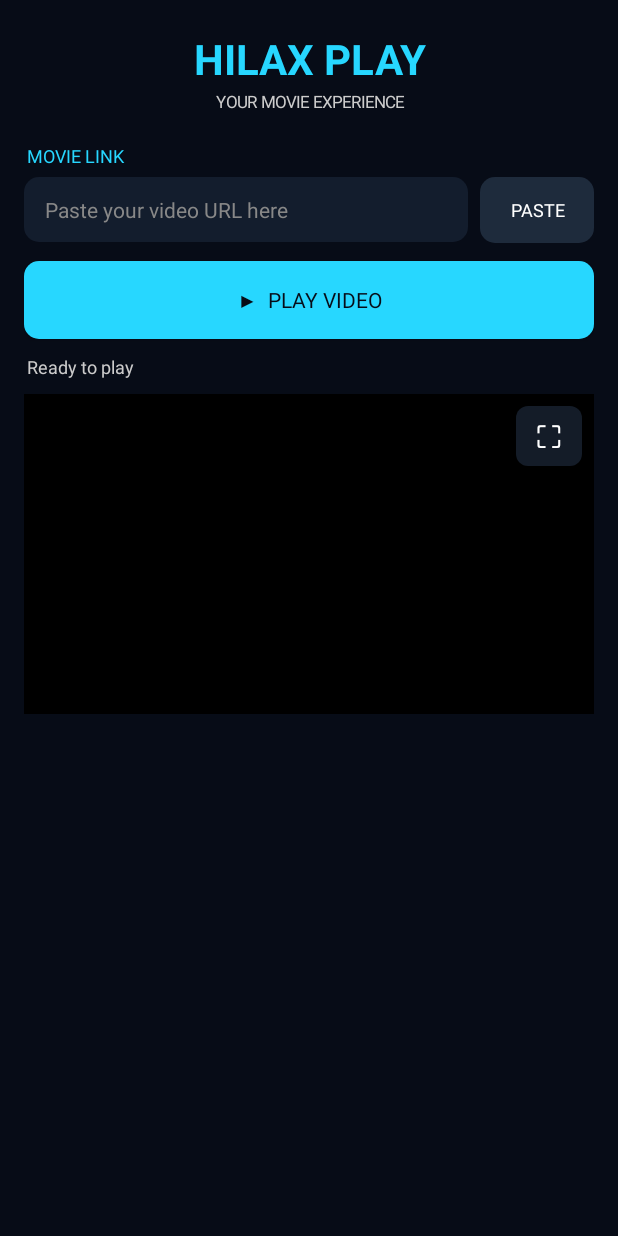
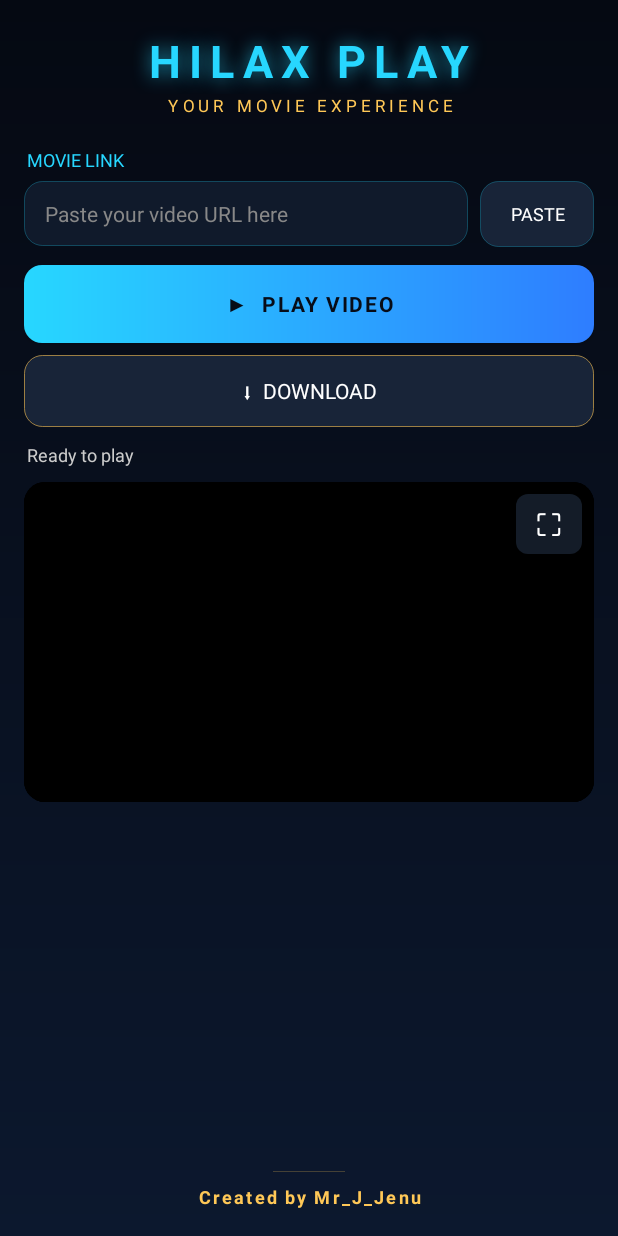
Before and after one commit to hilaxjenu-ai/movie, an Android app: the screen it shows after launch (MainActivity), on a phone screen of 412 x 824 dp. Run offline under Robolectric (Android 15) with nearby library versions, the phone set to English and light mode, and no system bars.

Commit message:
Enhance UI and implement video download feature
Updated UI elements and added download functionality.

```diff
--- a/HILAX_PLAY/app/src/main/java/com/hilax/play/MainActivity.kt
+++ b/HILAX_PLAY/app/src/main/java/com/hilax/play/MainActivity.kt
@@ -1,5 +1,6 @@
 package com.hilax.play
 
+import android.app.DownloadManager
 import android.content.ClipboardManager
 import android.content.Context
 import android.content.Intent
@@ -9,6 +10,7 @@ import android.graphics.Typeface
 import android.graphics.drawable.GradientDrawable
 import android.net.Uri
 import android.os.Bundle
+import android.os.Environment
 import android.text.InputType
 import android.util.Patterns
 import android.view.Gravity
@@ -16,6 +18,7 @@ import android.view.View
 import android.view.WindowManager
 import android.view.inputmethod.EditorInfo
 import android.view.inputmethod.InputMethodManager
+import android.webkit.URLUtil
 import android.widget.Button
 import android.widget.EditText
 import android.widget.FrameLayout
@@ -42,6 +45,7 @@ class MainActivity : ComponentActivity() {
     private lateinit var status: TextView
     private lateinit var urlInput: EditText
     private lateinit var fullscreenButton: Button
+    private lateinit var footer: LinearLayout
 
     private var isFullscreen = false
 
@@ -56,6 +60,7 @@ class MainActivity : ComponentActivity() {
     private val panel = Color.rgb(19, 29, 45)
     private val cyan = Color.rgb(39, 215, 255)
     private val white = Color.WHITE
+    private val gold = Color.rgb(255, 200, 87)
 
     private fun dp(v: Int): Int = (v * resources.displayMetrics.density).toInt()
 
@@ -63,6 +68,20 @@ class MainActivity : ComponentActivity() {
         setColor(color)
         cornerRadius = dp(radiusDp).toFloat()
     }
+
+    private fun outlined(
+        color: Int,
+        strokeColor: Int = Color.argb(70, 39, 215, 255),
+        radiusDp: Int = 12
+    ) = GradientDrawable().apply {
+        setColor(color)
+        cornerRadius = dp(radiusDp).toFloat()
+        setStroke(dp(1), strokeColor)
+    }
+
+    private fun gradient(c1: Int, c2: Int, radiusDp: Int = 12) = GradientDrawable(
+        GradientDrawable.Orientation.LEFT_RIGHT, intArrayOf(c1, c2)
+    ).apply { cornerRadius = dp(radiusDp).toFloat() }
 
     // 16:9 player height in portrait, capped so the header is always visible
     private fun portraitVideoHeight(): Int {
@@ -123,7 +142,10 @@ class MainActivity : ComponentActivity() {
     private fun buildUI() {
         root = LinearLayout(this).apply {
             orientation = LinearLayout.VERTICAL
-            setBackgroundColor(bg)
+            background = GradientDrawable(
+                GradientDrawable.Orientation.TOP_BOTTOM,
+                intArrayOf(Color.rgb(5, 9, 18), Color.rgb(12, 24, 46))
+            )
             setPadding(dp(16), dp(12), dp(16), dp(12))
         }
 
@@ -131,8 +153,10 @@ class MainActivity : ComponentActivity() {
 
         val title = TextView(this).apply {
             text = "HILAX PLAY"
-            textSize = 28f
+            textSize = 30f
+            letterSpacing = 0.18f
             setTextColor(cyan)
+            setShadowLayer(dp(10).toFloat(), 0f, 0f, Color.argb(160, 39, 215, 255))
             gravity = Gravity.CENTER
             setPadding(0, dp(8), 0, dp(2))
             typeface = Typeface.DEFAULT_BOLD
@@ -141,7 +165,8 @@ class MainActivity : ComponentActivity() {
         val subtitle = TextView(this).apply {
             text = "YOUR MOVIE EXPERIENCE"
             textSize = 11f
-            setTextColor(Color.LTGRAY)
+            letterSpacing = 0.3f
+            setTextColor(gold)
             gravity = Gravity.CENTER
             setPadding(0, 0, 0, dp(16))
         }
@@ -162,7 +187,7 @@ class MainActivity : ComponentActivity() {
             inputType = InputType.TYPE_CLASS_TEXT or InputType.TYPE_TEXT_VARIATION_URI
             imeOptions = EditorInfo.IME_ACTION_GO
             setPadding(dp(14), dp(12), dp(14), dp(12))
-            background = rounded(panel)
+            background = outlined(Color.rgb(16, 26, 43))
             setOnEditorActionListener { _, actionId, _ ->
                 if (actionId == EditorInfo.IME_ACTION_GO) {
                     playVideo()
@@ -176,7 +201,7 @@ class MainActivity : ComponentActivity() {
             textSize = 12f
             isAllCaps = false
             setTextColor(white)
-            background = rounded(Color.rgb(30, 43, 60))
+            background = outlined(Color.rgb(24, 36, 56))
             setOnClickListener { pasteFromClipboard() }
         }
 
@@ -194,8 +219,19 @@ class MainActivity : ComponentActivity() {
             text = "▶  PLAY VIDEO"
             textSize = 14f
             setTextColor(this@MainActivity.bg)
-            background = rounded(this@MainActivity.cyan)
+            background = gradient(Color.rgb(39, 215, 255), Color.rgb(46, 125, 255))
+            typeface = Typeface.DEFAULT_BOLD
+            letterSpacing = 0.08f
+            elevation = dp(6).toFloat()
             setOnClickListener { playVideo() }
+        }
+
+        val downloadButton = Button(this).apply {
+            text = "⬇  DOWNLOAD"
+            textSize = 14f
+            setTextColor(white)
+            background = outlined(Color.rgb(24, 36, 56), Color.argb(150, 255, 200, 87))
+            setOnClickListener { downloadVideo() }
         }
 
         status = TextView(this).apply {
@@ -215,9 +251,18 @@ class MainActivity : ComponentActivity() {
                 topMargin = dp(12)
             }
         )
+        header.addView(
+            downloadButton,
+            LinearLayout.LayoutParams(LinearLayout.LayoutParams.MATCH_PARENT, dp(48)).apply {
+                topMargin = dp(8)
+            }
+        )
         header.addView(status)
 
-        videoContainer = FrameLayout(this).apply { setBackgroundColor(Color.BLACK) }
+        videoContainer = FrameLayout(this).apply {
+            background = rounded(Color.BLACK, 14)
+            clipToOutline = true
+        }
 
         playerView = PlayerView(this).apply {
             useController = true
@@ -265,6 +310,27 @@ class MainActivity : ComponentActivity() {
             )
         )
 
+        // Footer / credit, pinned to the bottom
+        footer = LinearLayout(this).apply {
+            orientation = LinearLayout.VERTICAL
+            gravity = Gravity.CENTER_HORIZONTAL or Gravity.BOTTOM
+            setPadding(0, 0, 0, dp(6))
+
+            addView(View(this@MainActivity).apply {
+                setBackgroundColor(Color.argb(60, 255, 200, 87))
+            }, LinearLayout.LayoutParams(dp(48), dp(1)).apply { bottomMargin = dp(8) })
+
+            addView(TextView(this@MainActivity).apply {
+                text = "Created by Mr_J_Jenu"
+                textSize = 12f
+                letterSpacing = 0.12f
+                setTextColor(gold)
+                gravity = Gravity.CENTER
+                typeface = Typeface.DEFAULT_BOLD
+            })
+        }
+        root.addView(footer, LinearLayout.LayoutParams(LinearLayout.LayoutParams.MATCH_PARENT, 0, 1f))
+
         setContentView(root)
     }
 
@@ -306,6 +372,49 @@ class MainActivity : ComponentActivity() {
 
         releasePlayer(saveState = false)
         initPlayer()
+    }
+
+    // ---------------------------------------------------------------- Download
+
+    /** Downloads a direct video file to the phone's Downloads/HILAX folder. */
+    private fun downloadVideo() {
+        val url = urlInput.text.toString().trim()
+
+        val validScheme = url.startsWith("https://", true) || url.startsWith("http://", true)
+        if (!validScheme || !Patterns.WEB_URL.matcher(url).matches()) {
+            status.text = "Please enter a valid http/https URL"
+            return
+        }
+
+        val lower = url.lowercase()
+        if (lower.contains(".m3u8") || lower.contains(".mpd") || lower.contains(".ism")) {
+            status.text = "Streaming links (HLS/DASH) can be played but not saved as one file."
+            return
+        }
+
+        hideKeyboard()
+
+        try {
+            var name = URLUtil.guessFileName(url, null, null)
+            if (!name.contains('.')) name = "hilax_video_${System.currentTimeMillis()}.mp4"
+
+            val request = DownloadManager.Request(Uri.parse(url))
+                .setTitle(name)
+                .setDescription("HILAX PLAY download")
+                .setNotificationVisibility(
+                    DownloadManager.Request.VISIBILITY_VISIBLE_NOTIFY_COMPLETED
+                )
+                .setAllowedOverMetered(true)
+                .setDestinationInExternalPublicDir(
+                    Environment.DIRECTORY_DOWNLOADS, "HILAX/$name"
+                )
+
+            val dm = getSystemService(Context.DOWNLOAD_SERVICE) as DownloadManager
+            dm.enqueue(request)
+            status.text = "Download started: $name (see notification / Downloads/HILAX)"
+        } catch (e: Exception) {
+            status.text = "Download failed: ${e.message ?: "Unknown error"}"
+        }
     }
 
     private fun initPlayer() {
@@ -438,6 +547,8 @@ class MainActivity : ComponentActivity() {
 
         if (enable) {
             header.visibility = View.GONE
+            footer.visibility = View.GONE
+            videoContainer.background = rounded(Color.BLACK, 0)
             root.setPadding(0, 0, 0, 0)
             requestedOrientation = ActivityInfo.SCREEN_ORIENTATION_SENSOR_LANDSCAPE
 
@@ -450,6 +561,8 @@ class MainActivity : ComponentActivity() {
             fullscreenButton.text = "✕"
         } else {
             header.visibility = View.VISIBLE
+            footer.visibility = View.VISIBLE
+            videoContainer.background = rounded(Color.BLACK, 14)
             root.setPadding(dp(16), dp(12), dp(16), dp(12))
             requestedOrientation = ActivityInfo.SCREEN_ORIENTATION_UNSPECIFIED
 
```
